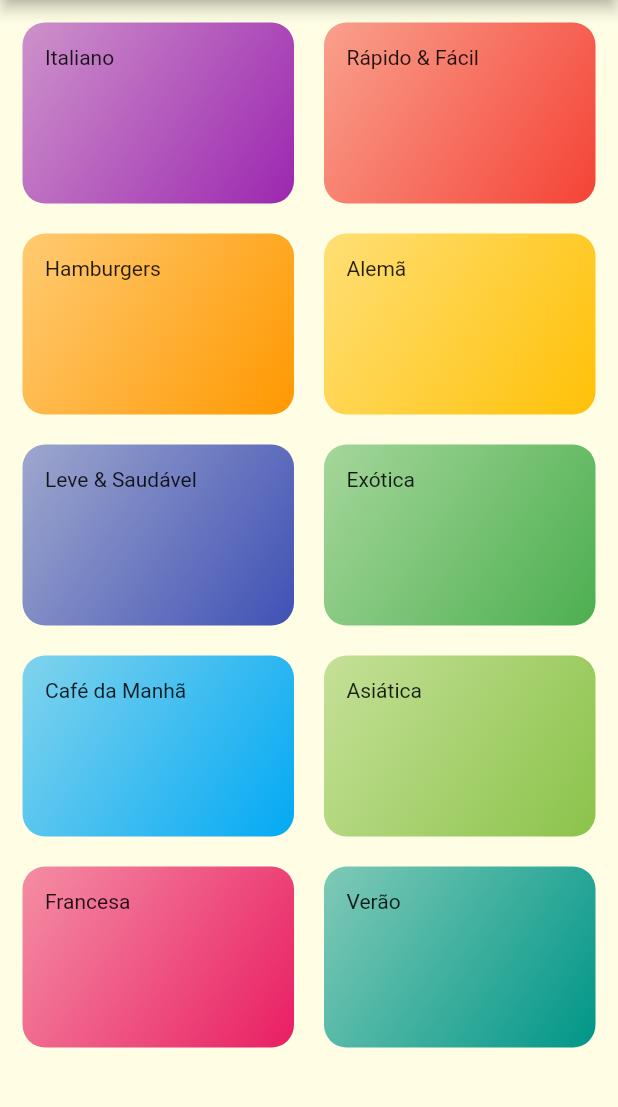
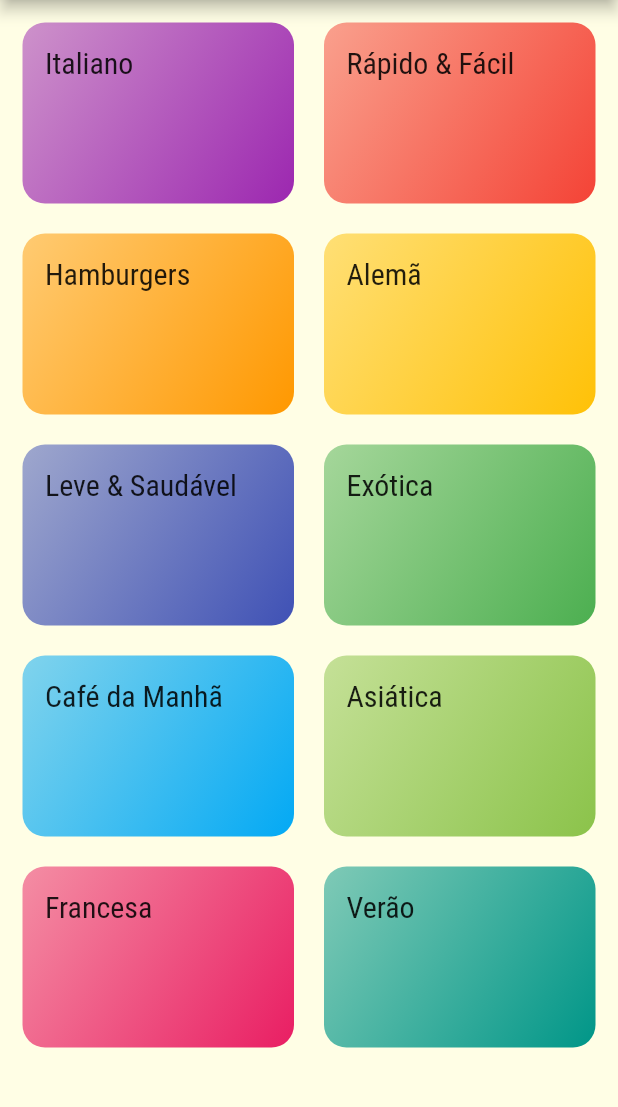
Before and after one commit to matheus-paulino/lets-cook, a Flutter app: the screen it shows after launch, on a phone screen of 412 x 824 dp, the part 84-1191 px from its top. Run offline on Flutter 3.47's test engine with Material 2 defaults, Android fonts, the phone set to English and light mode, and no system bars.

Commit message:
style category component

```diff
--- a/lib/components/category_component.dart
+++ b/lib/components/category_component.dart
@@ -11,7 +11,10 @@ class CategoryComponent extends StatelessWidget {
   Widget build(BuildContext context) {
     return Container(
       padding: const EdgeInsets.all(15),
-      child: Text(category.title),
+      child: Text(
+        category.title,
+        style: Theme.of(context).textTheme.headline6,
+      ),
       decoration: BoxDecoration(
         borderRadius: BorderRadius.circular(
           15.0,
```
